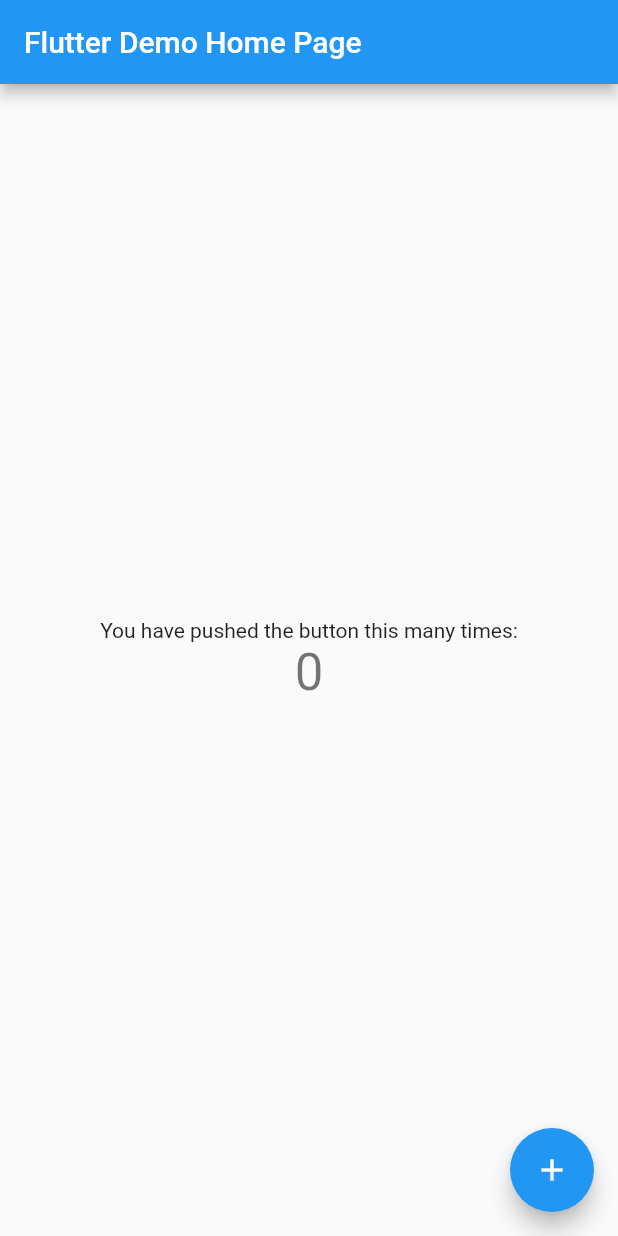
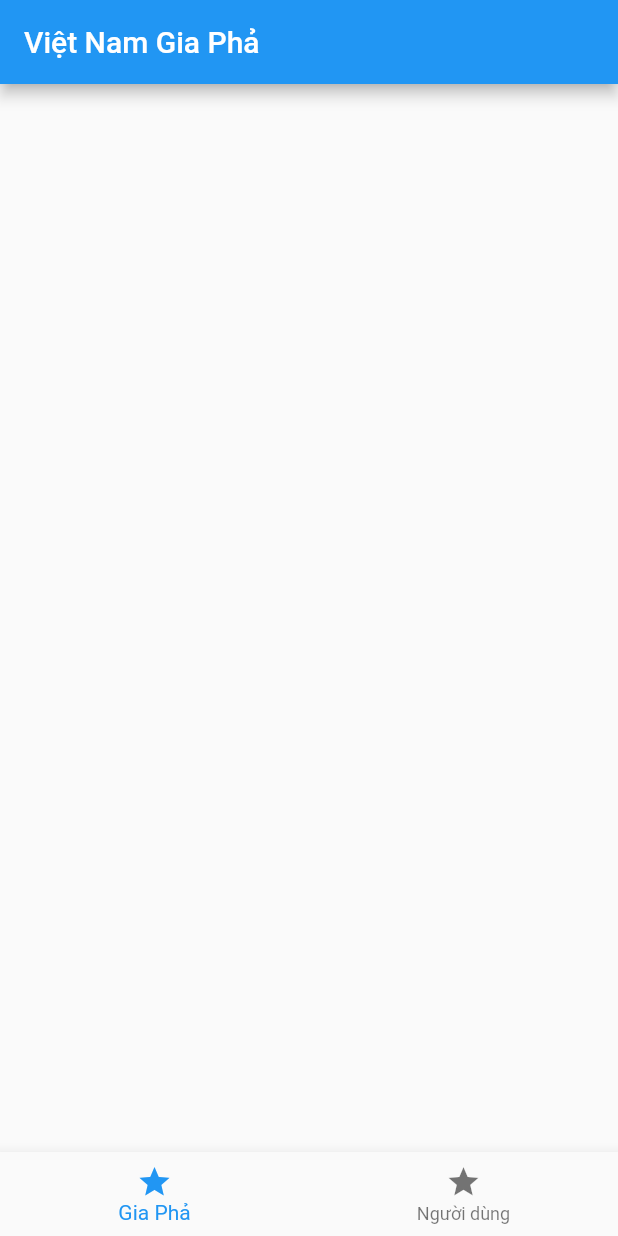
Before and after one commit to vuzzan/flutter_vietnamgiapha, a Flutter app: the screen it shows after launch, on a phone screen of 412 x 824 dp. Run offline on Flutter 3.47's test engine with Material 2 defaults, Android fonts, the phone set to English and light mode, and no system bars; Roboto replaces fonts that are missing (Merriweather).

Commit message:
home page

```diff
--- /dev/null
+++ b/lib/Screen/HomePage.dart
@@ -0,0 +1,39 @@
+import 'package:flutter/material.dart';
+
+
+class HomePage extends StatefulWidget {
+  HomePage({Key key}) : super(key: key);
+  @override
+  _HomePageState createState() => new _HomePageState();
+}
+
+class _HomePageState extends State<HomePage> {
+    @override
+    Widget build(BuildContext context) {
+      return new Scaffold(
+        appBar: new AppBar(
+          title: new Text('Việt Nam Gia Phả'),
+          ),
+        body:
+          new Container(
+            padding: const EdgeInsets.all(0.0),
+            alignment: Alignment.center,
+          ),
+
+        bottomNavigationBar: new BottomNavigationBar(
+          items: [
+            new BottomNavigationBarItem(
+              icon: const Icon(Icons.star),
+              title: new Text('Gia Phả'),
+            ),
+
+            new BottomNavigationBarItem(
+              icon: const Icon(Icons.star),
+              title: new Text('Người dùng'),
+            )
+          ]
+
+        ),
+      );
+    }
+}
--- a/lib/main.dart
+++ b/lib/main.dart
@@ -1,111 +1,23 @@
 import 'package:flutter/material.dart';
+import 'package:vietnamgiapha/Screen/HomePage.dart';
 
-void main() => runApp(MyApp());
+void main() {
+  runApp(new MyApp());
+}
+class MyApp extends StatelessWidget {
 
-class MyApp extends StatelessWidget {
-  // This widget is the root of your application.
   @override
   Widget build(BuildContext context) {
-    return MaterialApp(
-      title: 'Flutter Demo',
-      theme: ThemeData(
-        // This is the theme of your application.
-        //
-        // Try running your application with "flutter run". You'll see the
-        // application has a blue toolbar. Then, without quitting the app, try
-        // changing the primarySwatch below to Colors.green and then invoke
-        // "hot reload" (press "r" in the console where you ran "flutter run",
-        // or simply save your changes to "hot reload" in a Flutter IDE).
-        // Notice that the counter didn't reset back to zero; the application
-        // is not restarted.
+    return new MaterialApp(
+      title: 'VNGP',
+      theme: new ThemeData(
         primarySwatch: Colors.blue,
+        primaryColor: const Color(0xFF2196f3),
+        accentColor: const Color(0xFF2196f3),
+        canvasColor: const Color(0xFFfafafa),
+        fontFamily: 'Merriweather',
       ),
-      home: MyHomePage(title: 'Flutter Demo Home Page'),
+      home: new HomePage(),
     );
   }
 }
-
-class MyHomePage extends StatefulWidget {
-  MyHomePage({Key key, this.title}) : super(key: key);
-
-  // This widget is the home page of your application. It is stateful, meaning
-  // that it has a State object (defined below) that contains fields that affect
-  // how it looks.
-
-  // This class is the configuration for the state. It holds the values (in this
-  // case the title) provided by the parent (in this case the App widget) and
-  // used by the build method of the State. Fields in a Widget subclass are
-  // always marked "final".
-
-  final String title;
-
-  @override
-  _MyHomePageState createState() => _MyHomePageState();
-}
-
-class _MyHomePageState extends State<MyHomePage> {
-  int _counter = 0;
-
-  void _incrementCounter() {
-    setState(() {
-      // This call to setState tells the Flutter framework that something has
-      // changed in this State, which causes it to rerun the build method below
-      // so that the display can reflect the updated values. If we changed
-      // _counter without calling setState(), then the build method would not be
-      // called again, and so nothing would appear to happen.
-      _counter++;
-    });
-  }
-
-  @override
-  Widget build(BuildContext context) {
-    // This method is rerun every time setState is called, for instance as done
-    // by the _incrementCounter method above.
-    //
-    // The Flutter framework has been optimized to make rerunning build methods
-    // fast, so that you can just rebuild anything that needs updating rather
-    // than having to individually change instances of widgets.
-    return Scaffold(
-      appBar: AppBar(
-        // Here we take the value from the MyHomePage object that was created by
-        // the App.build method, and use it to set our appbar title.
-        title: Text(widget.title),
-      ),
-      body: Center(
-        // Center is a layout widget. It takes a single child and positions it
-        // in the middle of the parent.
-        child: Column(
-          // Column is also a layout widget. It takes a list of children and
-          // arranges them vertically. By default, it sizes itself to fit its
-          // children horizontally, and tries to be as tall as its parent.
-          //
-          // Invoke "debug painting" (press "p" in the console, choose the
-          // "Toggle Debug Paint" action from the Flutter Inspector in Android
-          // Studio, or the "Toggle Debug Paint" command in Visual Studio Code)
-          // to see the wireframe for each widget.
-          //
-          // Column has various properties to control how it sizes itself and
-          // how it positions its children. Here we use mainAxisAlignment to
-          // center the children vertically; the main axis here is the vertical
-          // axis because Columns are vertical (the cross axis would be
-          // horizontal).
-          mainAxisAlignment: MainAxisAlignment.center,
-          children: <Widget>[
-            Text(
-              'You have pushed the button this many times:',
-            ),
-            Text(
-              '$_counter',
-              style: Theme.of(context).textTheme.display1,
-            ),
-          ],
-        ),
-      ),
-      floatingActionButton: FloatingActionButton(
-        onPressed: _incrementCounter,
-        tooltip: 'Increment',
-        child: Icon(Icons.add),
-      ), // This trailing comma makes auto-formatting nicer for build methods.
-    );
-  }
-}
```
